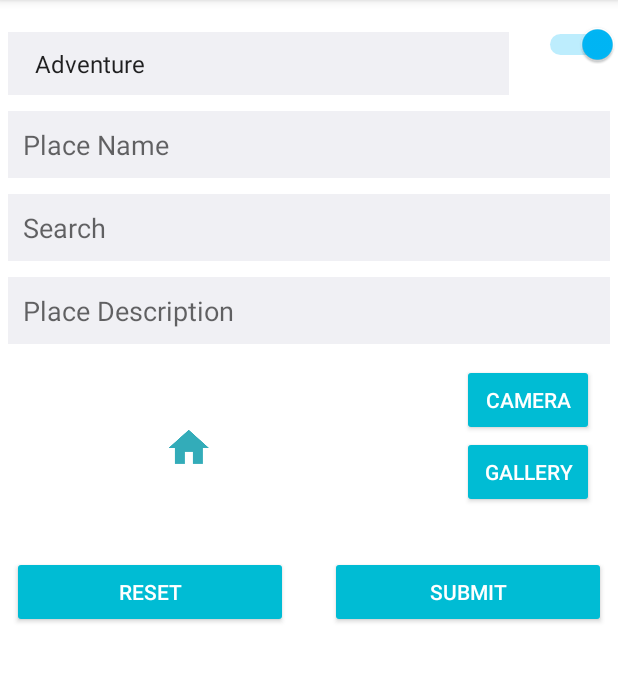
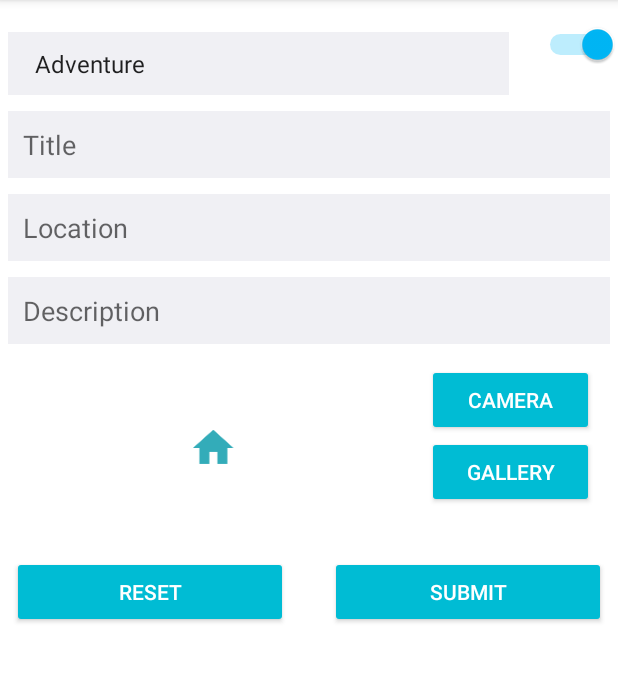
Before and after one commit to taaniya1989/Pool-In, an Android app: the AddPlaceActivity screen opened directly, with no data from a screen before it, on a phone screen of 412 x 824 dp, the part 84-766 px from its top. Run offline under Robolectric (Android 15) with nearby library versions, the phone set to English and light mode, and no system bars; our stand-ins replace Firebase (no records; nobody signed in at launch, a user with empty details on screens opened directly), Picasso; pictures from the network do not load; 3 statements that could not run were skipped.

Commit message:
text enhancements

```diff
--- a/app/src/main/res/layout/activity_add_place.xml
+++ b/app/src/main/res/layout/activity_add_place.xml
@@ -66,7 +66,7 @@
             android:layout_weight="1"
             android:background="#f0f0f4"
             android:ems="10"
-            android:hint="Search"
+            android:hint="@string/placeLocation"
             android:inputType="textCapWords"
             android:padding="@dimen/ten_dp"
             android:textColor="#000"
@@ -98,8 +98,8 @@
                 android:layout_height="wrap_content"
                 android:id="@+id/placeImage"
                 android:src="@drawable/ic_action_home"
-                android:layout_margin="10dp"
-                android:layout_weight="6"
+                android:layout_margin="@dimen/five_dp"
+                android:layout_weight="7"
                 />
 
             <LinearLayout
@@ -108,13 +108,13 @@
                 android:layout_gravity="end"
                 android:layout_margin="8dp"
                 android:gravity="end"
-                android:layout_weight="4"
+                android:layout_weight="3"
                 android:orientation="vertical">
 
                 <Button
                     android:id="@+id/add_trip_camera"
-                    android:layout_width="wrap_content"
-                    android:layout_height="wrap_content"
+                    android:layout_width="match_parent"
+                    android:layout_height="0dp"
                     android:layout_weight="1"
                     android:backgroundTint="@color/colorPrimary"
                     android:nextFocusForward="@id/add_trip_submit"
@@ -124,8 +124,8 @@
 
                 <Button
                     android:id="@+id/add_trip_image_button"
-                    android:layout_width="wrap_content"
-                    android:layout_height="wrap_content"
+                    android:layout_width="match_parent"
+                    android:layout_height="0dp"
                     android:layout_weight="1"
                     android:backgroundTint="@color/colorPrimary"
                     android:nextFocusForward="@id/add_trip_submit"
--- a/app/src/main/res/values/strings.xml
+++ b/app/src/main/res/values/strings.xml
@@ -43,7 +43,7 @@
     <string name="user">User Details</string>
     <string name="action_info">Search</string>
     <string name="app_info">This app is designed for users looking for new exciting places to visit and users who want to share their experiences</string>
-    <string name="searchByLocation">Search Location</string>
+    <string name="searchByLocation">Search</string>
     <string name="fromStreet">From Street</string>
     <string name="fromNeighborhood">Neighborhood</string>
     <string name="fromPinCode">Pincode</string>
@@ -60,10 +60,10 @@
     <string name="date_text">Date:</string>
     <string name="time_text">Time:</string>
     <string name="userName">Username</string>
-    <string name="placeTitle">Place Name</string>
+    <string name="placeTitle">Title</string>
     <string name="placeCity">City</string>
     <string name="select_image">Select Image</string>
-    <string name="placeDescription">Place Description</string>
+    <string name="placeDescription">Description</string>
 
     <string name="radio_visible">true</string>
     <string name="radio_invisible">false</string>
@@ -99,4 +99,5 @@
     <string name="keyword">Search Keyword</string>
     <string name="search">Search</string>
     <string name="about">About App</string>
+    <string name="placeLocation">Location</string>
 </resources>
```
